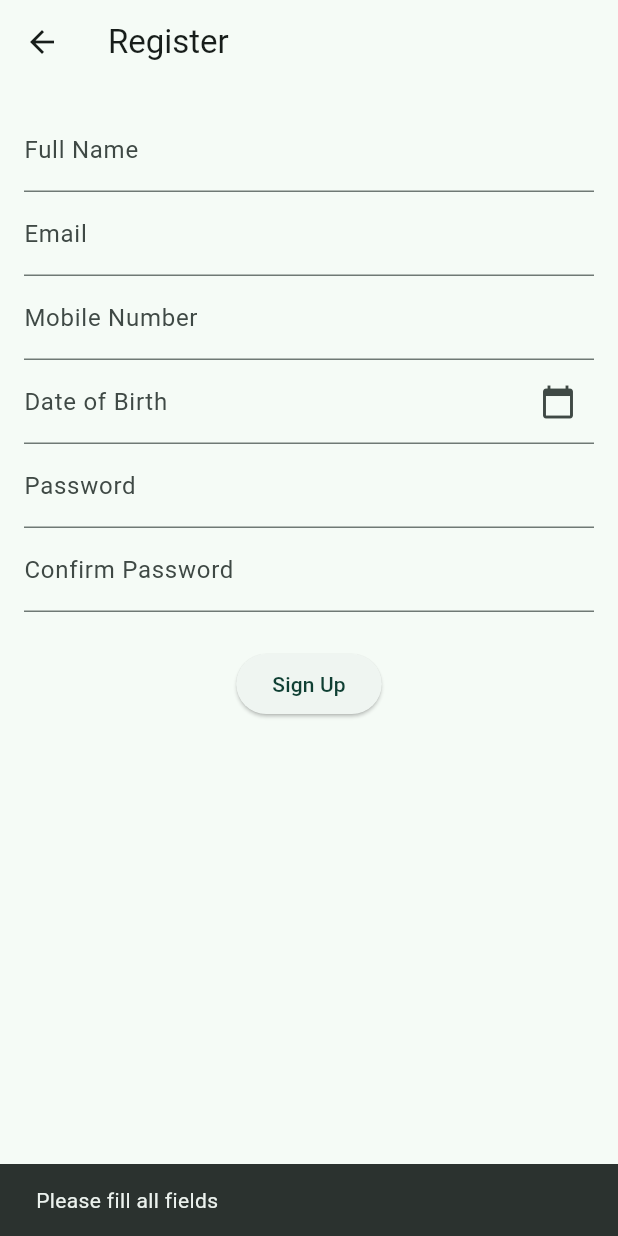
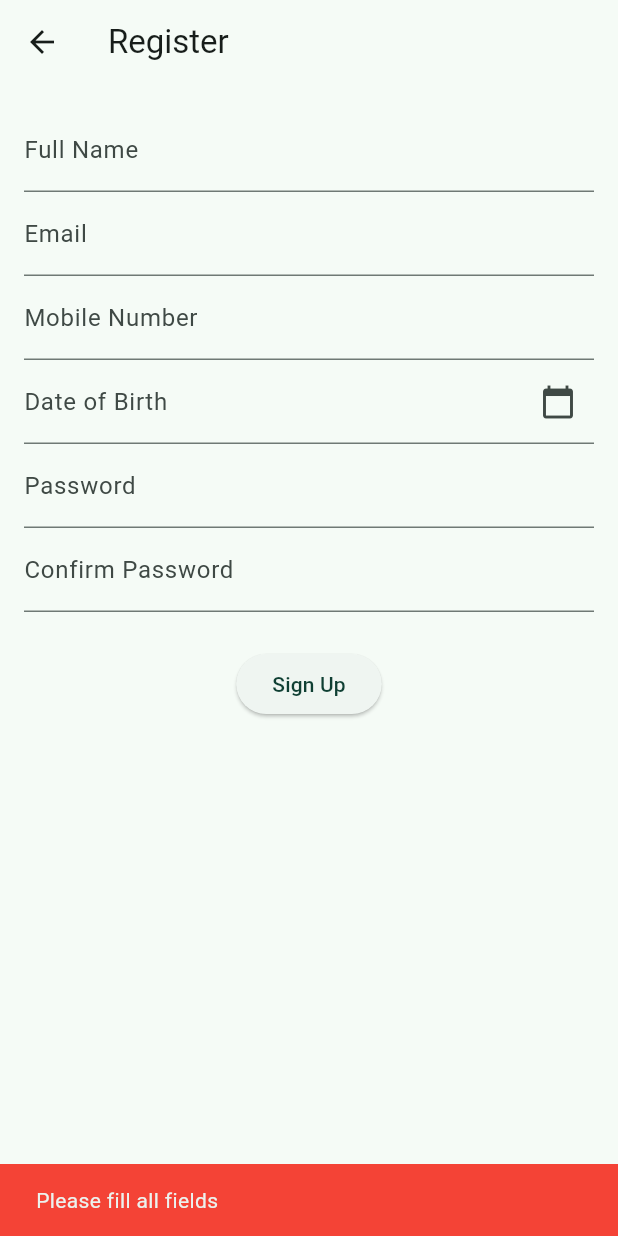
Before and after one commit to DFadlisha/SettleUp, a Flutter app: the RegisterPage screen opened directly, after a tap on "Sign Up", on a phone screen of 412 x 824 dp. Run offline on Flutter 3.47's test engine with Material 3 defaults, Android fonts, the phone set to English and light mode, and no system bars; our stand-ins replace cloud_firestore, firebase_auth, firebase_core, shared_preferences; accounts and stored records are empty.

Commit message:
Update register.dart
Updated with firebase connection

```diff
--- a/lib/authentication/register.dart
+++ b/lib/authentication/register.dart
@@ -1,6 +1,7 @@
 import 'package:flutter/material.dart';
 import 'package:intl/intl.dart';
-import 'package:shared_preferences/shared_preferences.dart';
+import 'package:firebase_auth/firebase_auth.dart';
+import 'package:cloud_firestore/cloud_firestore.dart';
 
 class RegisterPage extends StatefulWidget {
   const RegisterPage({super.key});
@@ -18,6 +19,9 @@ class _RegisterPageState extends State<RegisterPage> {
   final TextEditingController _confirmPasswordController =
       TextEditingController();
 
+  final FirebaseAuth _auth = FirebaseAuth.instance;
+  final FirebaseFirestore _firestore = FirebaseFirestore.instance;
+  bool _isLoading = false;
   DateTime? _selectedDate;
 
   Future<void> _selectDate(BuildContext context) async {
@@ -31,16 +35,11 @@ class _RegisterPageState extends State<RegisterPage> {
     if (pickedDate != null) {
       setState(() {
         _selectedDate = pickedDate;
-        _dateOfBirthController.text =
-            DateFormat('dd / MM / yyyy').format(_selectedDate!);
+        _dateOfBirthController.text = DateFormat(
+          'dd / MM / yyyy',
+        ).format(_selectedDate!);
       });
     }
-  }
-
-  Future<void> _saveUserInfo() async {
-    final prefs = await SharedPreferences.getInstance();
-    await prefs.setString('fullName', _fullNameController.text.trim());
-    await prefs.setString('email', _emailController.text.trim());
   }
 
   bool _isValidPhoneNumber(String phone) {
@@ -70,54 +69,86 @@ class _RegisterPageState extends State<RegisterPage> {
     return hasDigits && hasUppercase && hasLowercase && hasMinLength;
   }
 
-  void _signUp() async {
+  Future<void> _signUp() async {
     if (_fullNameController.text.isEmpty ||
         _emailController.text.isEmpty ||
         _mobileNumberController.text.isEmpty ||
         _dateOfBirthController.text.isEmpty ||
         _passwordController.text.isEmpty ||
         _confirmPasswordController.text.isEmpty) {
-      ScaffoldMessenger.of(
-        context,
-      ).showSnackBar(const SnackBar(content: Text('Please fill all fields')));
+      _showErrorSnackbar('Please fill all fields');
       return;
     }
 
     if (!_isValidPhoneNumber(_mobileNumberController.text.trim())) {
-      ScaffoldMessenger.of(context).showSnackBar(
-        const SnackBar(content: Text('Please enter a valid phone number')),
+      _showErrorSnackbar('Please enter a valid phone number');
+      return;
+    }
+
+    if (!_isValidDate(_dateOfBirthController.text.trim())) {
+      _showErrorSnackbar('Please enter a valid date of birth');
+      return;
+    }
+
+    if (_passwordController.text != _confirmPasswordController.text) {
+      _showErrorSnackbar('Passwords do not match');
+      return;
+    }
+
+    if (!_isPasswordStrong(_passwordController.text.trim())) {
+      _showErrorSnackbar(
+        'Password must be at least 8 characters long, include uppercase, lowercase letters, and numbers.',
       );
       return;
     }
 
-    if (!_isValidDate(_dateOfBirthController.text.trim())) {
-      ScaffoldMessenger.of(context).showSnackBar(
-        const SnackBar(content: Text('Please enter a valid date of birth')),
-      );
-      return;
+    setState(() => _isLoading = true);
+
+    try {
+      // 1. Create user in Firebase Authentication
+      UserCredential userCredential = await _auth
+          .createUserWithEmailAndPassword(
+            email: _emailController.text.trim(),
+            password: _passwordController.text.trim(),
+          );
+
+      // 2. Save additional user data to Firestore
+      await _firestore.collection('users').doc(userCredential.user?.uid).set({
+        'fullName': _fullNameController.text.trim(),
+        'email': _emailController.text.trim(),
+        'mobileNumber': _mobileNumberController.text.trim(),
+        'dateOfBirth': _dateOfBirthController.text.trim(),
+        'createdAt': FieldValue.serverTimestamp(),
+      });
+
+      // 3. Send email verification (optional)
+      await userCredential.user?.sendEmailVerification();
+
+      if (!mounted) return;
+      _showRegistrationSuccessDialog();
+    } on FirebaseAuthException catch (e) {
+      String errorMessage = 'Registration failed. Please try again.';
+      if (e.code == 'weak-password') {
+        errorMessage = 'The password provided is too weak.';
+      } else if (e.code == 'email-already-in-use') {
+        errorMessage = 'An account already exists for that email.';
+      } else if (e.code == 'invalid-email') {
+        errorMessage = 'The email address is invalid.';
+      }
+      _showErrorSnackbar(errorMessage);
+    } catch (e) {
+      _showErrorSnackbar('An unexpected error occurred. Please try again.');
+    } finally {
+      if (mounted) {
+        setState(() => _isLoading = false);
+      }
     }
+  }
 
-    if (_passwordController.text != _confirmPasswordController.text) {
-      ScaffoldMessenger.of(
-        context,
-      ).showSnackBar(const SnackBar(content: Text('Passwords do not match')));
-      return;
-    }
-
-    if (!_isPasswordStrong(_passwordController.text.trim())) {
-      ScaffoldMessenger.of(context).showSnackBar(
-        const SnackBar(
-          content: Text(
-              'Password must be at least 8 characters long, include uppercase, lowercase letters, and numbers.'),
-        ),
-      );
-      return;
-    }
-
-    // Save user info locally
-    await _saveUserInfo();
-
-    _showRegistrationSuccessDialog();
+  void _showErrorSnackbar(String message) {
+    ScaffoldMessenger.of(context).showSnackBar(
+      SnackBar(content: Text(message), backgroundColor: Colors.red),
+    );
   }
 
   void _showRegistrationSuccessDialog() {
@@ -126,12 +157,14 @@ class _RegisterPageState extends State<RegisterPage> {
       builder: (BuildContext context) {
         return AlertDialog(
           title: const Text('Registration Successful'),
-          content: const Text('Your account has been created successfully.'),
+          content: const Text(
+            'Your account has been created successfully. Please check your email for verification.',
+          ),
           actions: [
             TextButton(
               onPressed: () {
-                Navigator.pop(context);
-                Navigator.pop(context);
+                Navigator.pop(context); // Close dialog
+                Navigator.pop(context); // Return to previous screen
               },
               child: const Text('OK'),
             ),
@@ -144,9 +177,7 @@ class _RegisterPageState extends State<RegisterPage> {
   @override
   Widget build(BuildContext context) {
     return Scaffold(
-      appBar: AppBar(
-        title: const Text('Register'),
-      ),
+      appBar: AppBar(title: const Text('Register')),
       body: SingleChildScrollView(
         padding: const EdgeInsets.all(16.0),
         child: Column(
@@ -188,8 +219,11 @@ class _RegisterPageState extends State<RegisterPage> {
             ),
             const SizedBox(height: 24.0),
             ElevatedButton(
-              onPressed: _signUp,
-              child: const Text('Sign Up'),
+              onPressed: _isLoading ? null : _signUp,
+              child:
+                  _isLoading
+                      ? const CircularProgressIndicator()
+                      : const Text('Sign Up'),
             ),
           ],
         ),
```
